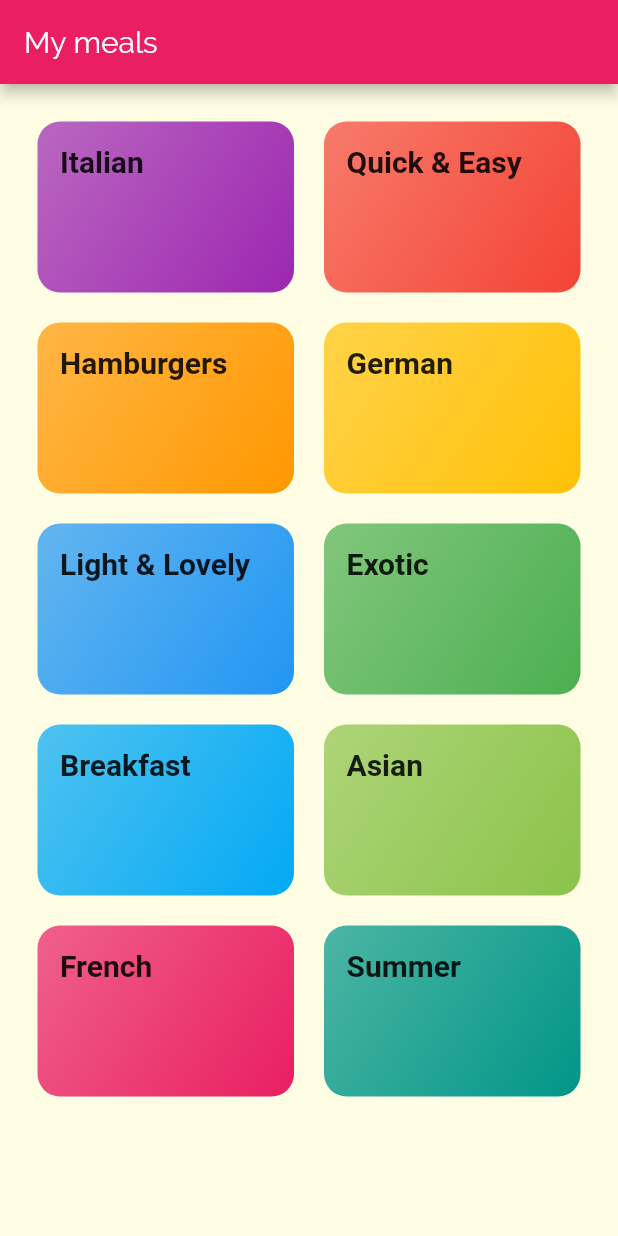
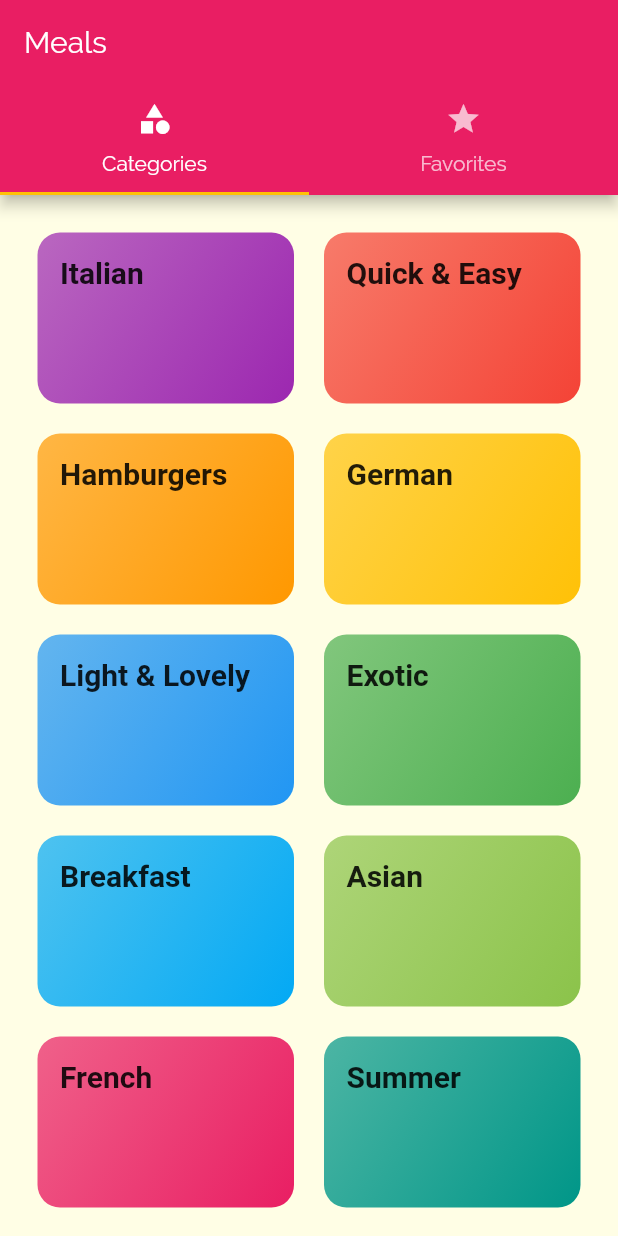
Before and after one commit to anky21/Flutter-my-meals, a Flutter app: the screen it shows after launch, on a phone screen of 412 x 824 dp. Run offline on Flutter 3.47's test engine with Material 2 defaults, Android fonts, the phone set to English and light mode, and no system bars; Roboto replaces fonts that are missing (RobotoCondensed).

Commit message:
Add a tab bar

```diff
--- a/lib/main.dart
+++ b/lib/main.dart
@@ -2,6 +2,7 @@ import 'package:flutter/material.dart';
 import 'screens/categories_screen.dart';
 import 'screens/category_meals_screen.dart';
 import 'screens/meal_detail_screen.dart';
+import 'screens/tabs_screen.dart';
 
 void main() => runApp(MyApp());
 
@@ -29,7 +30,7 @@ class MyApp extends StatelessWidget {
               ),
             ),
       ),
-      home: CategoriesScreen(),
+      home: TabsScreen(),
 //      initialRoute: '/',
       routes: {
         CategoryMealsScreen.routeName: (ctx) => CategoryMealsScreen(),
--- a/lib/screens/categories_screen.dart
+++ b/lib/screens/categories_screen.dart
@@ -5,11 +5,7 @@ import '../widgets/category_item.dart';
 class CategoriesScreen extends StatelessWidget {
   @override
   Widget build(BuildContext context) {
-    return Scaffold(
-      appBar: AppBar(
-        title: const Text('My meals'),
-      ),
-      body: GridView(
+    return GridView(
       padding: const EdgeInsets.all(25),
       children: DUMMY_CATEGORIES
           .map((categoryData) => CategoryItem(
@@ -24,7 +20,6 @@ class CategoriesScreen extends StatelessWidget {
         crossAxisSpacing: 20,
         mainAxisSpacing: 20,
       ),
-      ),
     );
   }
 }
--- /dev/null
+++ b/lib/screens/favorites_screen.dart
@@ -0,0 +1,10 @@
+import 'package:flutter/material.dart';
+
+class FavoritesScreen extends StatelessWidget {
+  @override
+  Widget build(BuildContext context) {
+    return Center(
+      child: Text('Favorites'),
+    );
+  }
+}
--- /dev/null
+++ b/lib/screens/tabs_screen.dart
@@ -0,0 +1,41 @@
+import 'package:flutter/material.dart';
+import 'package:my_meals/screens/categories_screen.dart';
+import '../screens/categories_screen.dart';
+import '../screens/favorites_screen.dart';
+
+class TabsScreen extends StatefulWidget {
+  @override
+  _TabsScreenState createState() => _TabsScreenState();
+}
+
+class _TabsScreenState extends State<TabsScreen> {
+  @override
+  Widget build(BuildContext context) {
+    return DefaultTabController(
+      length: 2,
+      child: Scaffold(
+        appBar: AppBar(
+          title: Text('Meals'),
+          bottom: TabBar(
+            tabs: <Widget>[
+              Tab(
+                icon: Icon(Icons.category),
+                text: 'Categories',
+              ),
+              Tab(
+                icon: Icon(Icons.star),
+                text: 'Favorites',
+              ),
+            ],
+          ),
+        ),
+        body: TabBarView(
+          children: <Widget>[
+            CategoriesScreen(),
+            FavoritesScreen(),
+          ],
+        ),
+      ),
+    );
+  }
+}
```
Lines whose indentation alone changed are shown as unchanged.
